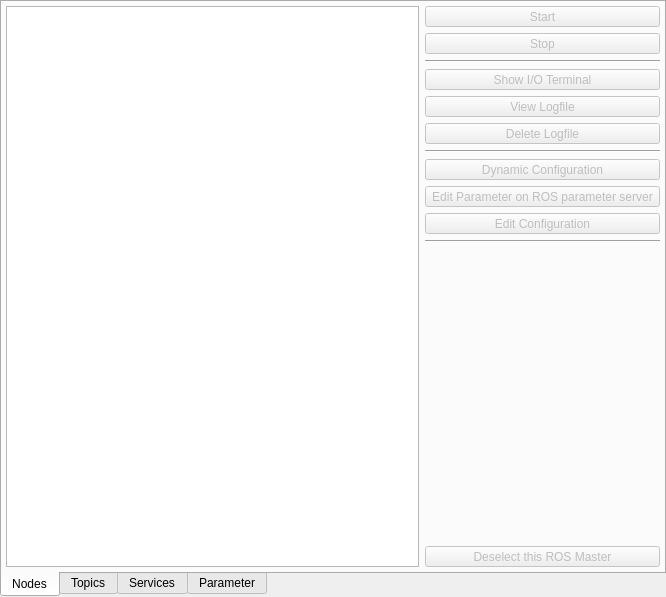
The window that node_manager_fkie/src/node_manager_fkie/MasterTab.ui (fkie/multimaster_fkie) describes before a commit, drawn with Qt 5.
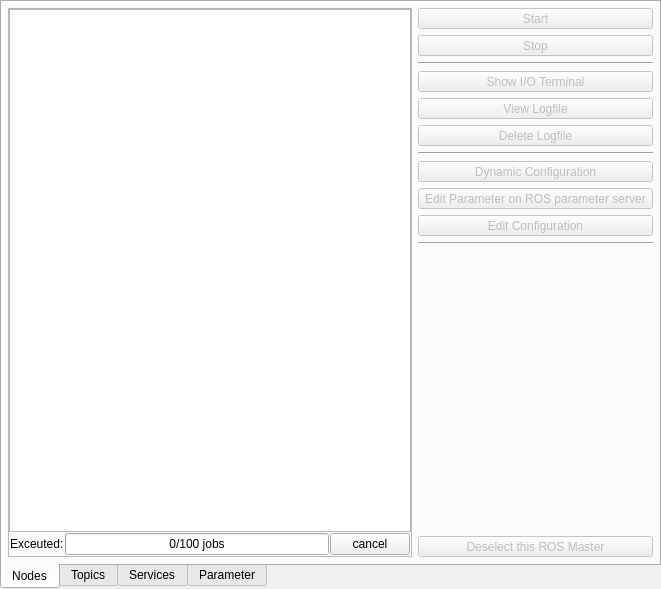
The same window after the commit. Icons and pictures are not drawn.

Commit message: multimaster_fkie: * discovering:   - changes in discovery interface to reduce the load on network * synchronization:   - added function for congestion avoidance, which reduce the     state requests   - synchronzation interface files added   - sync topics on demand option added * node manager:   - the most of actions (start, stop, open io, ...) are now     executed in threads to avoid blocking   - added handling for sync interface   - starts more then one default_cfg on a host * a lot of small changes and fixes

Patch:
```diff
--- a/node_manager_fkie/src/node_manager_fkie/MasterTab.ui
+++ b/node_manager_fkie/src/node_manager_fkie/MasterTab.ui
@@ -6,14 +6,14 @@
    <rect>
     <x>0</x>
     <y>0</y>
-    <width>666</width>
-    <height>597</height>
+    <width>661</width>
+    <height>589</height>
    </rect>
   </property>
   <property name="windowTitle">
    <string>Form</string>
   </property>
-  <layout class="QHBoxLayout" name="horizontalLayout">
+  <layout class="QVBoxLayout" name="verticalLayout_6">
    <property name="spacing">
     <number>0</number>
    </property>
@@ -43,13 +43,76 @@
       </attribute>
       <layout class="QHBoxLayout" name="horizontalLayout_5">
        <property name="margin">
-        <number>4</number>
+        <number>6</number>
        </property>
        <item>
-        <widget class="QTreeView" name="nodeTreeView">
-         <property name="selectionMode">
-          <enum>QAbstractItemView::ExtendedSelection</enum>
+        <widget class="QFrame" name="frame">
+         <property name="frameShape">
+          <enum>QFrame::StyledPanel</enum>
          </property>
+         <property name="frameShadow">
+          <enum>QFrame::Raised</enum>
+         </property>
+         <layout class="QVBoxLayout" name="verticalLayout_7">
+          <property name="spacing">
+           <number>0</number>
+          </property>
+          <property name="margin">
+           <number>0</number>
+          </property>
+          <item>
+           <widget class="QTreeView" name="nodeTreeView">
+            <property name="selectionMode">
+             <enum>QAbstractItemView::ExtendedSelection</enum>
+            </property>
+           </widget>
+          </item>
+          <item>
+           <widget class="QFrame" name="progressFrame">
+            <property name="frameShape">
+             <enum>QFrame::NoFrame</enum>
+            </property>
+            <property name="frameShadow">
+             <enum>QFrame::Plain</enum>
+            </property>
+            <property name="lineWidth">
+             <number>0</number>
+            </property>
+            <layout class="QHBoxLayout" name="horizontalLayout">
+             <property name="spacing">
+              <number>1</number>
+             </property>
+             <property name="margin">
+              <number>1</number>
+             </property>
+             <item>
+              <widget class="QLabel" name="progressLabel">
+               <property name="text">
+                <string>Exceuted:</string>
+               </property>
+              </widget>
+             </item>
+             <item>
+              <widget class="QProgressBar" name="progressBar">
+               <property name="value">
+                <number>0</number>
+               </property>
+               <property name="format">
+                <string>%v/%m jobs</string>
+               </property>
+              </widget>
+             </item>
+             <item>
+              <widget class="QPushButton" name="progressCancelButton">
+               <property name="text">
+                <string>cancel</string>
+               </property>
+              </widget>
+             </item>
+            </layout>
+           </widget>
+          </item>
+         </layout>
         </widget>
        </item>
        <item>
@@ -110,6 +173,9 @@
               <height>32</height>
              </size>
             </property>
+            <property name="popupMode">
+             <enum>QToolButton::DelayedPopup</enum>
+            </property>
            </widget>
           </item>
           <item>
@@ -149,6 +215,9 @@
               <height>32</height>
              </size>
             </property>
+            <property name="popupMode">
+             <enum>QToolButton::DelayedPopup</enum>
+            </property>
            </widget>
           </item>
           <item>
@@ -192,6 +261,9 @@
               <height>32</height>
              </size>
             </property>
+            <property name="popupMode">
+             <enum>QToolButton::DelayedPopup</enum>
+            </property>
            </widget>
           </item>
           <item>
@@ -221,6 +293,9 @@
               <height>32</height>
              </size>
             </property>
+            <property name="popupMode">
+             <enum>QToolButton::DelayedPopup</enum>
+            </property>
            </widget>
           </item>
           <item>
```
The commit also changes 41 other files.
